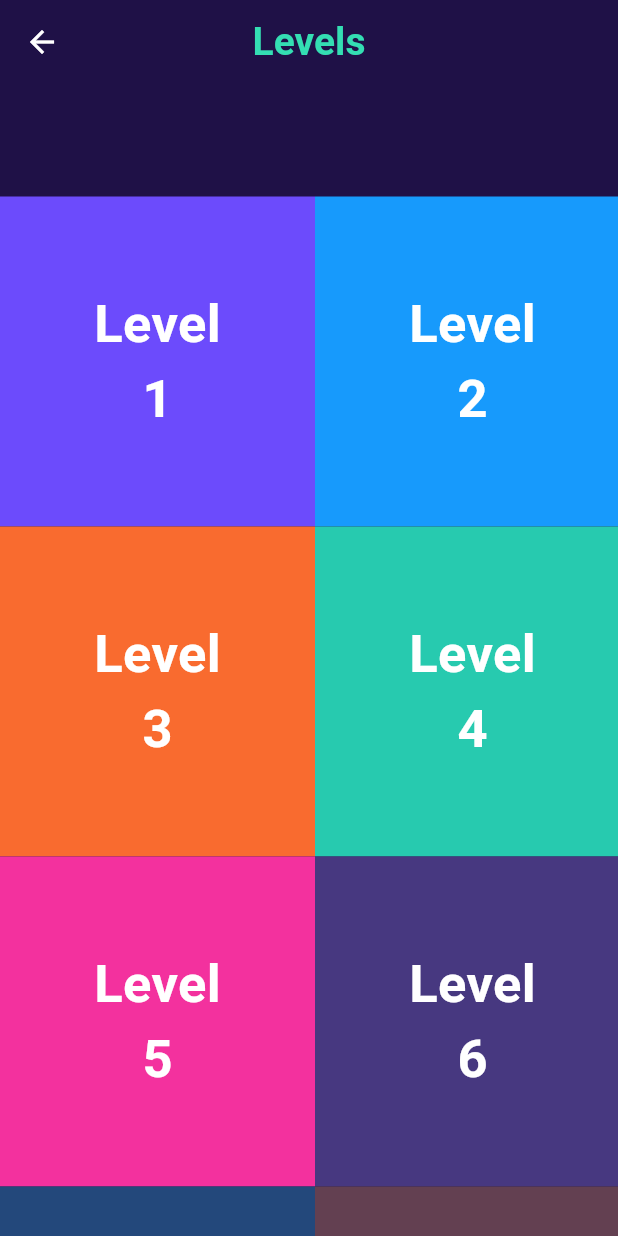
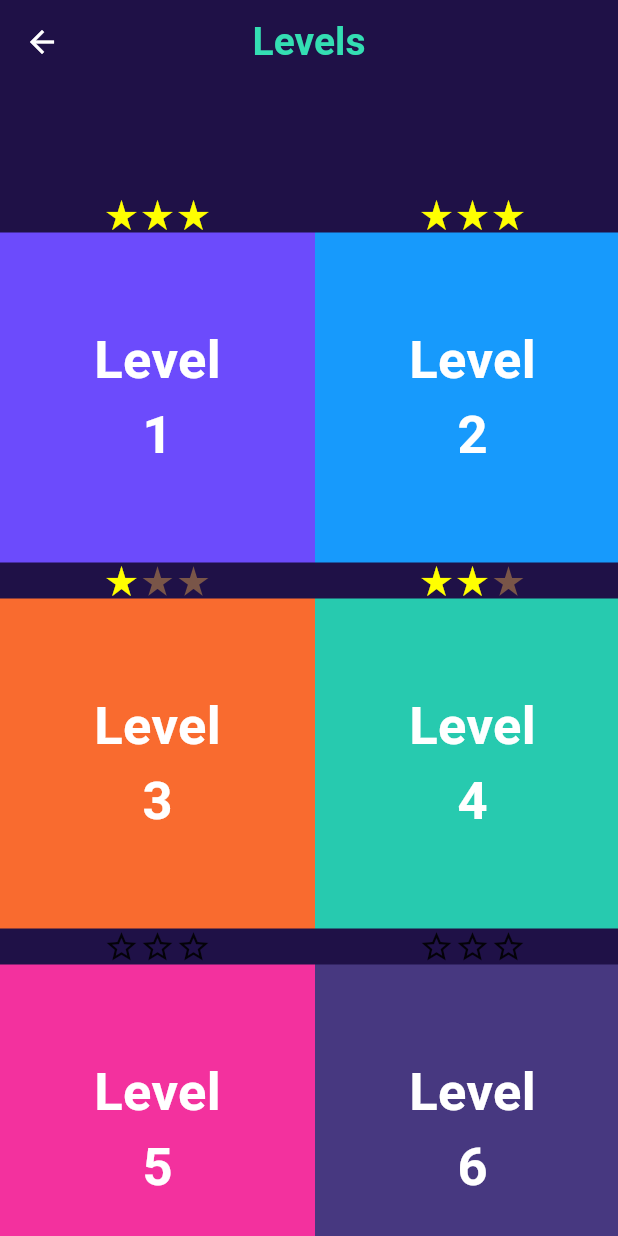
Before and after one commit to BasntEbrahim7/GameApp, a Flutter app: the LevelsPage screen opened directly, on a phone screen of 412 x 824 dp. Run offline on Flutter 3.47's test engine with Material 3 defaults, Android fonts, the phone set to English and light mode, and no system bars; missing offline and left inert: flutter_polygon.

Commit message:
Update LevelsPage.dart

```diff
--- a/lib/secondScreen/LevelsPage.dart
+++ b/lib/secondScreen/LevelsPage.dart
@@ -1,6 +1,5 @@
 import 'package:flutter/material.dart';
 import 'package:projects/TestPage/TastPage.dart';
-
 import '../Components/levels containers.dart';
 
 class LevelsPage extends StatelessWidget {
@@ -33,24 +32,41 @@ class LevelsPage extends StatelessWidget {
                 children: [
 
                   InkWell(
-                    child: LevelsContainers(
+                    child: Column(
+                      children: [
+                        Row(
+                          children: [
+                            Icon(Icons.star_rate_sharp,color: Colors.yellowAccent,),
+                            Icon(Icons.star_rate_sharp,color: Colors.yellowAccent,),
+                            Icon(Icons.star_rate_sharp,color: Colors.yellowAccent,),
+                          ],
+                        ),
+                        LevelsContainers(
                           levelNum: 01,
                           containerColor: Color(0xff6c4bfc),
-                      starIconData: Icons.star_rate_sharp, // Use IconData
-                      starIconColor: Colors.yellowAccent,
-                      // Icon color
+
+                        ),
+                      ],
                     ),onTap: (){
                       Navigator.push(context,
                       MaterialPageRoute(builder: (context)=>TestPage(levelNumm: "level 1")));
-
                   },
                   ),
+
                   InkWell(
-                    child: LevelsContainers(
+                    child: Column(
+                      children: [Row(children: [
+                        Icon(Icons.star_rate_sharp,color: Colors.yellowAccent,),
+                        Icon(Icons.star_rate_sharp,color: Colors.yellowAccent,),
+                        Icon(Icons.star_rate_sharp,color: Colors.yellowAccent,),
+
+                      ],),
+                        LevelsContainers(
                           levelNum: 02,
                           containerColor: Color(0xff179afc),
-                      starIconData: Icons.star_rate_sharp, // Use IconData
-                      starIconColor: Colors.yellowAccent, // Add star color
+
+                        ),
+                      ],
                     ),onTap: (){
                     Navigator.push(context,
                         MaterialPageRoute(builder: (context)=>TestPage(levelNumm: "level 2")));
@@ -66,11 +82,20 @@ class LevelsPage extends StatelessWidget {
                 mainAxisAlignment: MainAxisAlignment.spaceEvenly,
                 children: [
                   InkWell(
-                    child: LevelsContainers(
+                    child: Column(
+                      children: [Row(
+                        children: [
+                          Icon(Icons.star_rate_sharp,color: Colors.yellowAccent,),
+                          Icon(Icons.star_rate_sharp,color: Colors.brown,),
+                          Icon(Icons.star_rate_sharp,color: Colors.brown,),
+                        ],
+                      ),
+                        LevelsContainers(
                           levelNum: 03,
                           containerColor: Color(0xfff96b2f),
-                      starIconData: Icons.star_rate_sharp, // Use IconData
-                      starIconColor: Colors.yellowAccent, // Add star color
+
+                        ),
+                      ],
                     ),onTap: (){
                     Navigator.push(context,
                         MaterialPageRoute(builder: (context)=>TestPage(levelNumm: "level 3")));
@@ -79,11 +104,20 @@ class LevelsPage extends StatelessWidget {
                   },
                   ),
                   InkWell(
-                    child: LevelsContainers(
+                    child: Column(
+                      children: [Row(
+                        children: [
+                          Icon(Icons.star_rate_sharp,color: Colors.yellowAccent,),
+                          Icon(Icons.star_rate_sharp,color: Colors.yellowAccent,),
+                          Icon(Icons.star_rate_sharp,color: Colors.brown,),
+                        ],
+                      ),
+                        LevelsContainers(
                           levelNum: 04,
                           containerColor: Color(0xff27caaf),
-                      starIconData: Icons.star_rate_sharp, // Use IconData
-                      starIconColor: Colors.yellowAccent, // Add star color
+
+                        ),
+                      ],
                     ),onTap: (){
                     Navigator.push(context,
                         MaterialPageRoute(builder: (context)=>TestPage(levelNumm: "level 4")));
@@ -99,11 +133,18 @@ class LevelsPage extends StatelessWidget {
                 mainAxisAlignment: MainAxisAlignment.spaceEvenly,
                 children: [
                   InkWell(
-                    child: LevelsContainers(
+                    child: Column(
+                      children: [Row(children: [
+                        Icon(Icons.star_border,),
+                        Icon(Icons.star_border,),
+                        Icon(Icons.star_border,),
+                      ],),
+                        LevelsContainers(
                           levelNum: 05,
                           containerColor: Color(0xfff3319e),
-                      starIconData: Icons.star_rate_sharp, // Use IconData
-                      starIconColor: Colors.yellowAccent, // Add star color
+
+                        ),
+                      ],
                     ),onTap: (){
                     Navigator.push(context,
                         MaterialPageRoute(builder: (context)=>TestPage(levelNumm: "level 5")));
@@ -113,11 +154,18 @@ class LevelsPage extends StatelessWidget {
                   },
                   ),
                   InkWell(
-                    child: LevelsContainers(
+                    child: Column(
+                      children: [Row(children: [
+                        Icon(Icons.star_border),
+                        Icon(Icons.star_border),
+                        Icon(Icons.star_border),
+                      ],),
+                        LevelsContainers(
                           levelNum: 06,
                           containerColor: Color(0xff473880),
-                      starIconData: Icons.star_rate_sharp, // Use IconData
-                      starIconColor: Colors.yellowAccent, // Add star color
+
+                        ),
+                      ],
                     ),onTap: (){
                     Navigator.push(context,
                         MaterialPageRoute(builder: (context)=>TestPage(levelNumm: "level 6")));
@@ -133,11 +181,20 @@ class LevelsPage extends StatelessWidget {
                 mainAxisAlignment: MainAxisAlignment.spaceEvenly,
                 children: [
                   InkWell(
-                    child: LevelsContainers(
+                    child: Column(
+                      children: [Row(children: [
+                        Icon(Icons.star_border),
+                        Icon(Icons.star_border),
+                        Icon(Icons.star_border),
+
+
+                      ],),
+                        LevelsContainers(
                           levelNum: 07,
                           containerColor: Color(0xff23487b),
-                      starIconData: Icons.star_rate_sharp, // Use IconData
-                      starIconColor: Colors.yellowAccent, // Add star color
+
+                        ),
+                      ],
                     ),onTap: (){
                     Navigator.push(context,
                         MaterialPageRoute(builder: (context)=>TestPage(levelNumm: "level 7")));
@@ -146,11 +203,19 @@ class LevelsPage extends StatelessWidget {
                   },
                   ),
                   InkWell(
-                    child: LevelsContainers(
+                    child: Column(
+                      children: [Row(children: [
+                        Icon(Icons.star_border),
+                        Icon(Icons.star_border),
+                        Icon(Icons.star_border),
+
+                      ],),
+                        LevelsContainers(
                           levelNum: 08,
                           containerColor: Color(0xff634051),
-                      starIconData: Icons.star_rate_sharp, // Use IconData
-                      starIconColor: Colors.yellowAccent, // Add star color
+
+                        ),
+                      ],
                     ),onTap: (){
                     Navigator.push(context,
                         MaterialPageRoute(builder: (context)=>TestPage(levelNumm: "level 8")));
```
Lines whose indentation alone changed are shown as unchanged.
